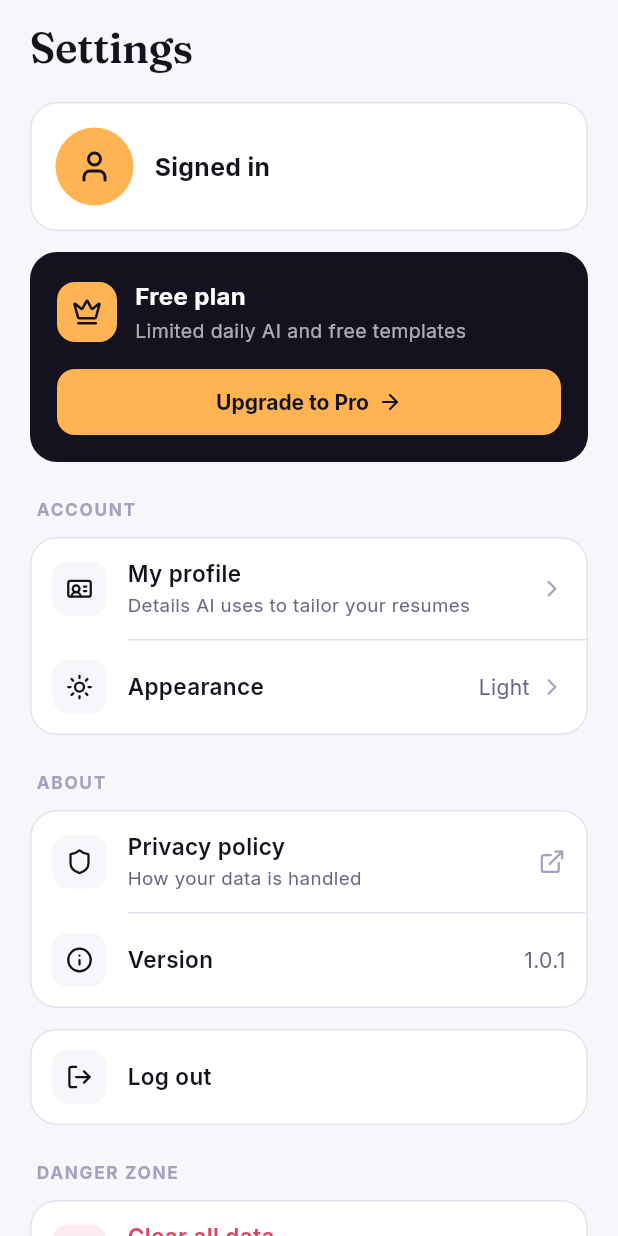
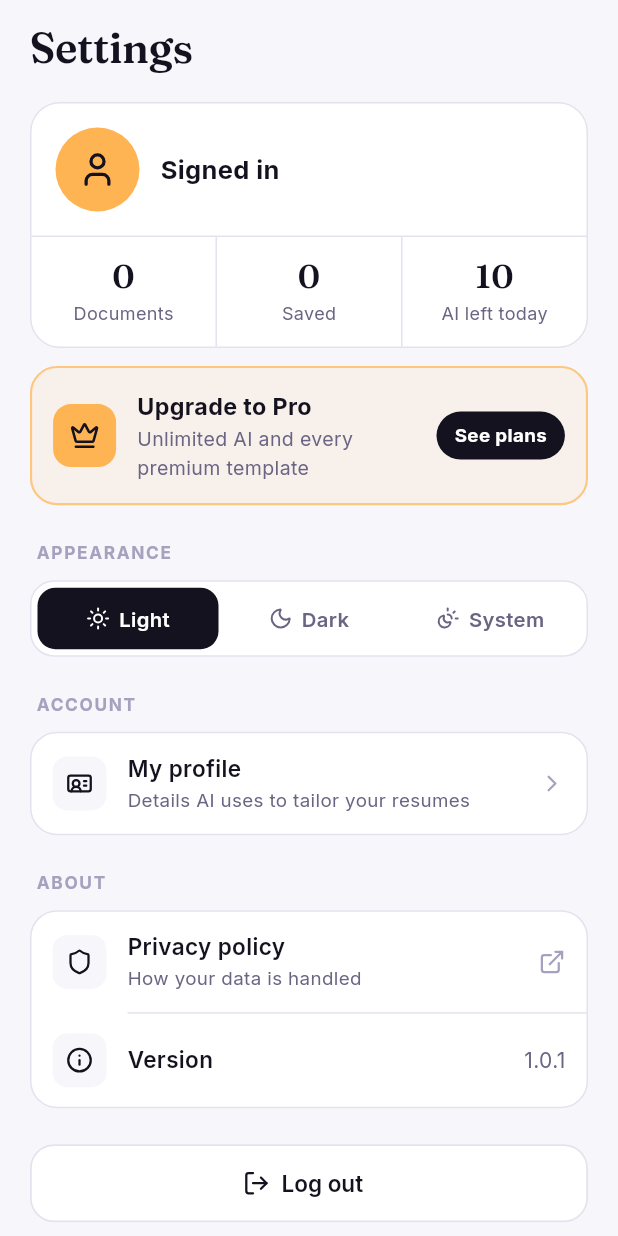
Before and after one commit to ZeeshanFarooq0312/RESUME-MAKER-APP, a Flutter app: the SettingsTabScreen screen opened directly, on a phone screen of 412 x 824 dp. Run offline on Flutter 3.47's test engine with Material 3 defaults, Android fonts, the phone set to English and light mode, and no system bars; our stand-ins replace file_picker, firebase_auth, firebase_core, image_picker, lucide_icons_flutter, pdf and 2 more; missing offline and left inert: google_mlkit_translation, purchases_flutter, read_pdf_text, screen_protector; accounts and stored records are empty.

Commit message:
Redesign the Settings screen
- Account card with live stats: documents, saved, and AI uses left today
  (refreshes on document changes, AI usage and plan changes)
- Slim plan card: gold "Upgrade to Pro" upsell on Free, "Active" on Pro
- Inline Light / Dark / System switch replaces the appearance sheet
- Account and About groups, full-width Log out button, Danger zone last
- AiUsageTracker exposes a change signal so usage counts stay current

Co-Authored-By: Claude Opus 5.5 <noreply@anthropic.com>

```diff
--- a/lib/screens/settings_tab_screen.dart
+++ b/lib/screens/settings_tab_screen.dart
@@ -4,6 +4,8 @@ import 'package:lucide_icons_flutter/lucide_icons.dart';
 import 'package:shared_preferences/shared_preferences.dart';
 import 'package:url_launcher/url_launcher.dart';
 import '../services/account_repository.dart';
+import '../services/documents_repository.dart';
+import '../services/ai_usage_tracker.dart';
 import '../services/subscription_repository.dart';
 import '../services/theme_repository.dart';
 import '../theme/app_theme.dart';
@@ -53,43 +55,6 @@ class _SettingsTabScreenState extends State<SettingsTabScreen> {
     ThemeMode.system: 'Match system',
   };
 
-  Future<void> _pickTheme(ThemeMode current) {
-    return showModalBottomSheet<void>(
-      context: context,
-      useSafeArea: true,
-      builder: (sheetContext) {
-        final p = AuthPalette.of(sheetContext);
-        return Padding(
-          padding: const EdgeInsets.fromLTRB(20, 0, 20, 16),
-          child: Column(
-            mainAxisSize: MainAxisSize.min,
-            crossAxisAlignment: CrossAxisAlignment.stretch,
-            children: [
-              Text('Appearance',
-                  style: TextStyle(
-                      fontFamily: 'Fraunces', fontSize: 22, fontWeight: FontWeight.w600, color: p.title)),
-              const SizedBox(height: 14),
-              for (final mode in ThemeMode.values)
-                ListTile(
-                  contentPadding: const EdgeInsets.symmetric(horizontal: 8),
-                  shape: RoundedRectangleBorder(borderRadius: BorderRadius.circular(12)),
-                  leading: Icon(_themeIcons[mode], color: mode == current ? p.title : p.muted),
-                  title: Text(_themeLabels[mode]!,
-                      style: TextStyle(
-                          fontWeight: mode == current ? FontWeight.w700 : FontWeight.w500, color: p.title)),
-                  trailing: mode == current ? Icon(LucideIcons.check, color: p.title) : null,
-                  onTap: () {
-                    ThemeRepository.setMode(mode);
-                    Navigator.pop(sheetContext);
-                  },
-                ),
-            ],
-          ),
-        );
-      },
-    );
-  }
-
   Future<void> _logOut() async {
     final confirmed = await showPromptSheet(
       context,
@@ -110,9 +75,8 @@ class _SettingsTabScreenState extends State<SettingsTabScreen> {
       await SubscriptionRepository.restore();
       if (!mounted) return;
       final isPro = SubscriptionSession.tier.value == SubscriptionTier.pro;
-      showToast(context, isPro
-            ? "Purchase restored — you're on Pro."
-            : 'No previous purchase found on this account.', tone: isPro ? ToastTone.success : ToastTone.info);
+      showToast(context, isPro ? "Purchase restored — you're on Pro." : 'No previous purchase found on this account.',
+          tone: isPro ? ToastTone.success : ToastTone.info);
     } catch (_) {
       if (mounted) {
         showToast(context, "Couldn't restore purchases. Please try again.", tone: ToastTone.error);
@@ -166,6 +130,40 @@ class _SettingsTabScreenState extends State<SettingsTabScreen> {
     }
   }
 
+  // Live stats shown on the account card. Refreshed whenever documents or
+  // AI usage change, since this tab stays alive in the app shell.
+  int? _docCount;
+  int? _savedCount;
+  int? _aiLeft;
+
+  @override
+  void initState() {
+    super.initState();
+    _loadStats();
+    DocumentsRepository.revision.addListener(_loadStats);
+    AiUsageTracker.changes.addListener(_loadStats);
+    SubscriptionSession.tier.addListener(_loadStats);
+  }
+
+  @override
+  void dispose() {
+    DocumentsRepository.revision.removeListener(_loadStats);
+    AiUsageTracker.changes.removeListener(_loadStats);
+    SubscriptionSession.tier.removeListener(_loadStats);
+    super.dispose();
+  }
+
+  Future<void> _loadStats() async {
+    final docs = await DocumentsRepository.loadAll();
+    final aiLeft = await AiUsageTracker.remainingToday();
+    if (!mounted) return;
+    setState(() {
+      _docCount = docs.length;
+      _savedCount = docs.where((d) => d.isFavorite).length;
+      _aiLeft = aiLeft;
+    });
+  }
+
   @override
   Widget build(BuildContext context) {
     final p = AuthPalette.of(context);
@@ -189,10 +187,27 @@ class _SettingsTabScreenState extends State<SettingsTabScreen> {
                 ),
               ),
               const SizedBox(height: 20),
-              _ProfileHeader(name: _name, email: _email, initial: _initial),
-              const SizedBox(height: 14),
+              _AccountCard(
+                name: _name,
+                email: _email,
+                initial: _initial,
+                docCount: _docCount,
+                savedCount: _savedCount,
+                aiLeft: _aiLeft,
+              ),
+              const SizedBox(height: 12),
               _PlanCard(
                 onManage: () => Navigator.push(context, MaterialPageRoute(builder: (_) => const PaywallScreen())),
+              ),
+              const _GroupLabel('Appearance'),
+              ValueListenableBuilder<ThemeMode>(
+                valueListenable: ThemeSession.mode,
+                builder: (context, mode, _) => _ThemeSwitch(
+                  mode: mode,
+                  icons: _themeIcons,
+                  labels: _themeLabels,
+                  onChanged: ThemeRepository.setMode,
+                ),
               ),
               const _GroupLabel('Account'),
               _GroupCard(children: [
@@ -201,15 +216,6 @@ class _SettingsTabScreenState extends State<SettingsTabScreen> {
                   title: 'My profile',
                   subtitle: 'Details AI uses to tailor your resumes',
                   onTap: () => Navigator.push(context, MaterialPageRoute(builder: (_) => const ProfileScreen())),
-                ),
-                ValueListenableBuilder<ThemeMode>(
-                  valueListenable: ThemeSession.mode,
-                  builder: (context, mode, _) => _SettingsRow(
-                    icon: _themeIcons[mode]!,
-                    title: 'Appearance',
-                    value: _themeLabels[mode]!,
-                    onTap: () => _pickTheme(mode),
-                  ),
                 ),
                 if (SubscriptionRepository.isConfigured)
                   _SettingsRow(
@@ -230,10 +236,22 @@ class _SettingsTabScreenState extends State<SettingsTabScreen> {
                 ),
                 const _SettingsRow(icon: LucideIcons.info, title: 'Version', value: '1.0.1'),
               ]),
-              const SizedBox(height: 14),
-              _GroupCard(children: [
-                _SettingsRow(icon: LucideIcons.logOut, title: 'Log out', onTap: _logOut, showChevron: false),
-              ]),
+              const SizedBox(height: 24),
+              SizedBox(
+                height: 52,
+                child: OutlinedButton.icon(
+                  onPressed: _logOut,
+                  icon: const Icon(LucideIcons.logOut, size: 18),
+                  label: const Text('Log out'),
+                  style: OutlinedButton.styleFrom(
+                    foregroundColor: p.title,
+                    backgroundColor: p.surface,
+                    side: BorderSide(color: p.fieldBorder, width: 1.2),
+                    shape: RoundedRectangleBorder(borderRadius: BorderRadius.circular(16)),
+                    textStyle: const TextStyle(fontFamily: 'Inter', fontSize: 15, fontWeight: FontWeight.w600),
+                  ),
+                ),
+              ),
               const _GroupLabel('Danger zone'),
               _GroupCard(children: [
                 _SettingsRow(
@@ -259,33 +277,49 @@ class _SettingsTabScreenState extends State<SettingsTabScreen> {
   }
 }
 
-class _ProfileHeader extends StatelessWidget {
+/// Avatar, name and email, plus three live stats.
+class _AccountCard extends StatelessWidget {
   final String name;
   final String email;
   final String initial;
-  const _ProfileHeader({required this.name, required this.email, required this.initial});
+  final int? docCount;
+  final int? savedCount;
+  final int? aiLeft;
+
+  const _AccountCard({
+    required this.name,
+    required this.email,
+    required this.initial,
+    required this.docCount,
+    required this.savedCount,
+    required this.aiLeft,
+  });
 
   @override
   Widget build(BuildContext context) {
     final p = AuthPalette.of(context);
+    String fmt(int? n) => n == null ? '–' : '$n';
     return Container(
-      padding: const EdgeInsets.all(16),
       decoration: BoxDecoration(
         color: p.surface,
-        borderRadius: BorderRadius.circular(18),
+        borderRadius: BorderRadius.circular(20),
         border: Border.all(color: p.fieldBorder),
       ),
+      child: Column(
+        children: [
+          Padding(
+            padding: const EdgeInsets.all(16),
             child: Row(
               children: [
                 Container(
-            width: 52,
-            height: 52,
+                  width: 56,
+                  height: 56,
                   alignment: Alignment.center,
                   decoration: const BoxDecoration(color: AppColors.accentGold, shape: BoxShape.circle),
                   child: initial == '?'
-                ? const Icon(LucideIcons.user, color: AppColors.ink, size: 24)
+                      ? const Icon(LucideIcons.user, color: AppColors.ink, size: 26)
                       : Text(initial,
-                    style: const TextStyle(color: AppColors.ink, fontWeight: FontWeight.w700, fontSize: 21)),
+                          style: const TextStyle(color: AppColors.ink, fontWeight: FontWeight.w700, fontSize: 22)),
                 ),
                 const SizedBox(width: 14),
                 Expanded(
@@ -295,12 +329,35 @@ class _ProfileHeader extends StatelessWidget {
                       Text(name,
                           maxLines: 1,
                           overflow: TextOverflow.ellipsis,
-                    style: TextStyle(fontWeight: FontWeight.w700, fontSize: 16.5, color: p.title)),
+                          style: TextStyle(fontWeight: FontWeight.w700, fontSize: 17, color: p.title)),
                       if (email.isNotEmpty) ...[
                         const SizedBox(height: 2),
                         Text(email,
-                      maxLines: 1, overflow: TextOverflow.ellipsis, style: TextStyle(color: p.body, fontSize: 13.5)),
+                            maxLines: 1,
+                            overflow: TextOverflow.ellipsis,
+                            style: TextStyle(color: p.body, fontSize: 13.5)),
                       ],
+                    ],
+                  ),
+                ),
+              ],
+            ),
+          ),
+          Divider(height: 1, thickness: 1, color: p.fieldBorder),
+          IntrinsicHeight(
+            child: Row(
+              children: [
+                Expanded(child: _Stat(value: fmt(docCount), label: 'Documents')),
+                VerticalDivider(width: 1, thickness: 1, color: p.fieldBorder),
+                Expanded(child: _Stat(value: fmt(savedCount), label: 'Saved')),
+                VerticalDivider(width: 1, thickness: 1, color: p.fieldBorder),
+                Expanded(
+                  child: _Stat(
+                    value: aiLeft == null ? '–' : (aiLeft! < 0 ? '∞' : '$aiLeft'),
+                    label: 'AI left today',
+                    highlight: aiLeft == 0,
+                  ),
+                ),
               ],
             ),
           ),
@@ -310,86 +367,181 @@ class _ProfileHeader extends StatelessWidget {
   }
 }
 
-/// Flat dark plan card (same surface as Home's hero), reacting to the tier.
+class _Stat extends StatelessWidget {
+  final String value;
+  final String label;
+  final bool highlight;
+  const _Stat({required this.value, required this.label, this.highlight = false});
+
+  @override
+  Widget build(BuildContext context) {
+    final p = AuthPalette.of(context);
+    return Padding(
+      padding: const EdgeInsets.symmetric(vertical: 14),
+      child: Column(
+        children: [
+          Text(value,
+              style: TextStyle(
+                  fontFamily: 'Fraunces',
+                  fontSize: 22,
+                  height: 1.1,
+                  fontWeight: FontWeight.w600,
+                  color: highlight ? AppColors.danger : p.title)),
+          const SizedBox(height: 4),
+          Text(label, style: TextStyle(fontSize: 12, color: p.body)),
+        ],
+      ),
+    );
+  }
+}
+
+/// Slim plan card: a gold-outlined upsell on Free, a quiet "Active" row on Pro.
 class _PlanCard extends StatelessWidget {
   final VoidCallback onManage;
   const _PlanCard({required this.onManage});
 
   @override
   Widget build(BuildContext context) {
-    final dark = Theme.of(context).brightness == Brightness.dark;
+    final p = AuthPalette.of(context);
     return ValueListenableBuilder<SubscriptionTier>(
       valueListenable: SubscriptionSession.tier,
       builder: (context, tier, _) {
         final isPro = tier == SubscriptionTier.pro;
-        return Container(
-          padding: const EdgeInsets.all(18),
+        return Material(
+          color: isPro ? p.surface : AppColors.accentGold.withValues(alpha: 0.10),
+          borderRadius: BorderRadius.circular(18),
+          child: InkWell(
+            onTap: onManage,
+            borderRadius: BorderRadius.circular(18),
+            child: Container(
+              padding: const EdgeInsets.all(14),
               decoration: BoxDecoration(
-            color: dark ? AppColors.slate900 : AppColors.ink,
                 borderRadius: BorderRadius.circular(18),
-            border: dark ? Border.all(color: AppColors.slate800) : null,
+                border: Border.all(
+                  color: isPro ? p.fieldBorder : AppColors.accentGold.withValues(alpha: 0.7),
+                  width: isPro ? 1 : 1.4,
                 ),
+              ),
+              child: Row(
+                children: [
+                  Container(
+                    width: 42,
+                    height: 42,
+                    decoration: BoxDecoration(color: AppColors.accentGold, borderRadius: BorderRadius.circular(12)),
+                    child: const Icon(LucideIcons.crown, color: AppColors.ink, size: 20),
+                  ),
+                  const SizedBox(width: 14),
+                  Expanded(
                     child: Column(
                       crossAxisAlignment: CrossAxisAlignment.start,
                       children: [
                         Row(
                           children: [
+                            Text(isPro ? 'Pro plan' : 'Upgrade to Pro',
+                                style: TextStyle(fontSize: 15.5, fontWeight: FontWeight.w700, color: p.title)),
+                            if (isPro) ...[
+                              const SizedBox(width: 8),
                               Container(
-                    width: 40,
-                    height: 40,
-                    decoration: BoxDecoration(color: AppColors.accentGold, borderRadius: BorderRadius.circular(12)),
-                    child: const Icon(LucideIcons.crown, color: AppColors.ink, size: 20),
+                                padding: const EdgeInsets.symmetric(horizontal: 7, vertical: 2),
+                                decoration: BoxDecoration(
+                                  color: AppColors.success.withValues(alpha: 0.12),
+                                  borderRadius: BorderRadius.circular(999),
                                 ),
-                  const SizedBox(width: 12),
-                  Expanded(
-                    child: Column(
-                      crossAxisAlignment: CrossAxisAlignment.start,
-                      children: [
-                        Text(isPro ? 'Pro plan' : 'Free plan',
-                            style: const TextStyle(color: Colors.white, fontWeight: FontWeight.w700, fontSize: 16)),
+                                child: const Text('Active',
+                                    style:
+                                        TextStyle(fontSize: 11, fontWeight: FontWeight.w700, color: AppColors.success)),
+                              ),
+                            ],
+                          ],
+                        ),
                         const SizedBox(height: 2),
                         Text(
-                          isPro ? 'Unlimited AI and every template' : 'Limited daily AI and free templates',
-                          style: TextStyle(color: Colors.white.withValues(alpha: 0.65), fontSize: 13),
+                          isPro ? 'Unlimited AI and every template' : 'Unlimited AI and every premium template',
+                          style: TextStyle(fontSize: 13, color: p.body),
                         ),
                       ],
                     ),
                   ),
+                  const SizedBox(width: 8),
+                  if (isPro)
+                    Text('Manage', style: TextStyle(fontSize: 13.5, fontWeight: FontWeight.w700, color: p.title))
+                  else
+                    Container(
+                      padding: const EdgeInsets.symmetric(horizontal: 12, vertical: 7),
+                      decoration: BoxDecoration(color: p.primary, borderRadius: BorderRadius.circular(999)),
+                      child: Text('See plans',
+                          style: TextStyle(fontSize: 12.5, fontWeight: FontWeight.w700, color: p.onPrimary)),
+                    ),
                 ],
               ),
-              const SizedBox(height: 16),
-              SizedBox(
-                width: double.infinity,
-                height: 44,
-                child: isPro
-                    ? OutlinedButton(
-                        onPressed: onManage,
-                        style: OutlinedButton.styleFrom(
-                          foregroundColor: Colors.white,
-                          side: BorderSide(color: Colors.white.withValues(alpha: 0.3)),
-                          shape: RoundedRectangleBorder(borderRadius: BorderRadius.circular(12)),
-                          textStyle: const TextStyle(fontFamily: 'Inter', fontSize: 14, fontWeight: FontWeight.w600),
             ),
-                        child: const Text('Manage plan'),
-                      )
-                    : FilledButton(
-                        onPressed: onManage,
-                        style: FilledButton.styleFrom(
-                          backgroundColor: AppColors.accentGold,
-                          foregroundColor: AppColors.ink,
-                          shape: RoundedRectangleBorder(borderRadius: BorderRadius.circular(12)),
-                          textStyle: const TextStyle(fontFamily: 'Inter', fontSize: 14, fontWeight: FontWeight.w700),
           ),
-                        child: const Row(
-                          mainAxisSize: MainAxisSize.min,
-                          children: [Text('Upgrade to Pro'), SizedBox(width: 6), Icon(LucideIcons.arrowRight, size: 16)],
+        );
+      },
+    );
+  }
+}
+
+/// Inline Light / Dark / System segmented switch.
+class _ThemeSwitch extends StatelessWidget {
+  final ThemeMode mode;
+  final Map<ThemeMode, IconData> icons;
+  final Map<ThemeMode, String> labels;
+  final ValueChanged<ThemeMode> onChanged;
+  const _ThemeSwitch({required this.mode, required this.icons, required this.labels, required this.onChanged});
+
+  @override
+  Widget build(BuildContext context) {
+    final p = AuthPalette.of(context);
+    return Container(
+      padding: const EdgeInsets.all(4),
+      decoration: BoxDecoration(
+        color: p.surface,
+        borderRadius: BorderRadius.circular(16),
+        border: Border.all(color: p.fieldBorder),
+      ),
+      child: Row(
+        children: [
+          for (final m in [ThemeMode.light, ThemeMode.dark, ThemeMode.system])
+            Expanded(
+              child: Semantics(
+                selected: m == mode,
+                button: true,
+                child: GestureDetector(
+                  onTap: () => onChanged(m),
+                  child: AnimatedContainer(
+                    duration: const Duration(milliseconds: 200),
+                    curve: Curves.easeOutCubic,
+                    padding: const EdgeInsets.symmetric(vertical: 11),
+                    decoration: BoxDecoration(
+                      color: m == mode ? p.primary : Colors.transparent,
+                      borderRadius: BorderRadius.circular(12),
+                    ),
+                    child: Row(
+                      mainAxisAlignment: MainAxisAlignment.center,
+                      children: [
+                        Icon(icons[m], size: 16, color: m == mode ? p.onPrimary : p.body),
+                        const SizedBox(width: 6),
+                        Flexible(
+                          child: Text(
+                            m == ThemeMode.system ? 'System' : labels[m]!,
+                            maxLines: 1,
+                            overflow: TextOverflow.ellipsis,
+                            style: TextStyle(
+                              fontSize: 13.5,
+                              fontWeight: FontWeight.w600,
+                              color: m == mode ? p.onPrimary : p.body,
                             ),
                           ),
                         ),
                       ],
                     ),
-        );
-      },
+                  ),
+                ),
+              ),
+            ),
+        ],
+      ),
     );
   }
 }
@@ -561,7 +713,6 @@ class _SettingsRow extends StatelessWidget {
   final String? value;
   final VoidCallback? onTap;
   final bool danger;
-  final bool showChevron;
   final IconData? trailingIcon;
 
   const _SettingsRow({
@@ -571,7 +722,6 @@ class _SettingsRow extends StatelessWidget {
     this.value,
     this.onTap,
     this.danger = false,
-    this.showChevron = true,
     this.trailingIcon,
   });
 
@@ -613,7 +763,7 @@ class _SettingsRow extends StatelessWidget {
                 const SizedBox(width: 8),
                 Text(value!, style: TextStyle(color: p.body, fontSize: 14)),
               ],
-              if (onTap != null && showChevron) ...[
+              if (onTap != null) ...[
                 const SizedBox(width: 6),
                 Icon(trailingIcon ?? LucideIcons.chevronRight, size: 18, color: p.muted),
               ],
--- a/lib/services/ai_usage_tracker.dart
+++ b/lib/services/ai_usage_tracker.dart
@@ -1,3 +1,4 @@
+import 'package:flutter/foundation.dart';
 import 'package:shared_preferences/shared_preferences.dart';
 
 import 'subscription_repository.dart';
@@ -25,6 +26,10 @@ class AiUsageLimits {
 class AiUsageTracker {
   const AiUsageTracker._();
 
+  /// Bumped after each recorded use, so screens showing "AI left today"
+  /// (e.g. Settings, kept alive in the app shell) can refresh.
+  static final ValueNotifier<int> changes = ValueNotifier(0);
+
   static const _dateKey = 'ai_usage_date_v1';
   static const _countKey = 'ai_usage_count_v1';
 
@@ -50,6 +55,7 @@ class AiUsageTracker {
     final count = await _currentCount();
     await prefs.setString(_dateKey, _today());
     await prefs.setInt(_countKey, count + 1);
+    changes.value++;
   }
 
   /// For UI messaging (e.g. "3 of 5 used today").
```
Lines whose indentation alone changed are shown as unchanged.
